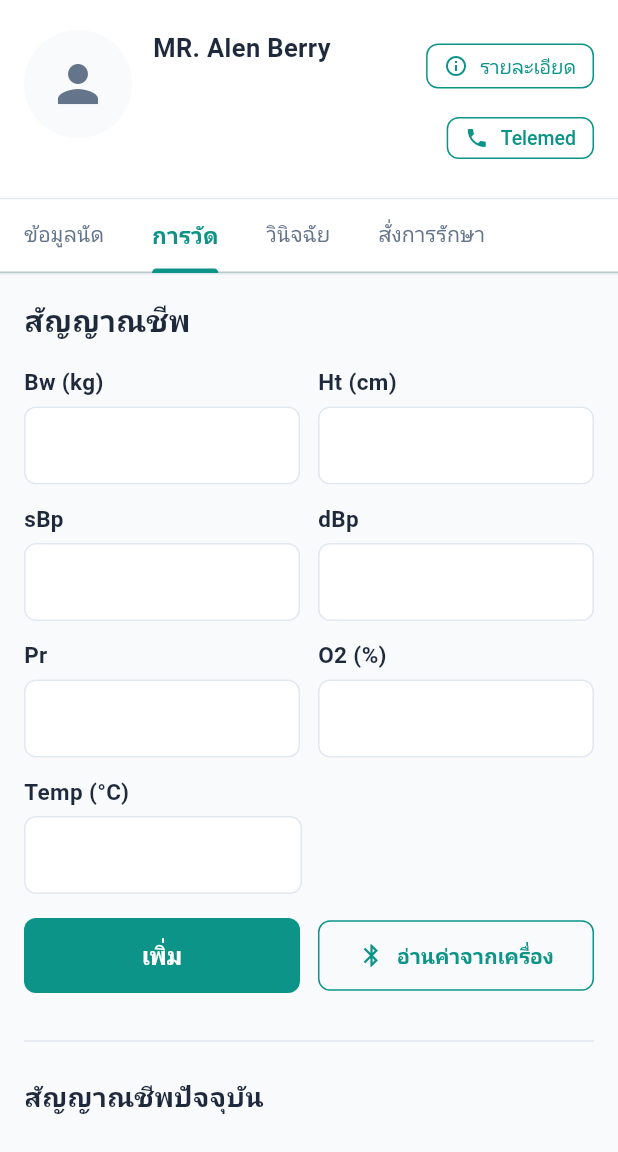
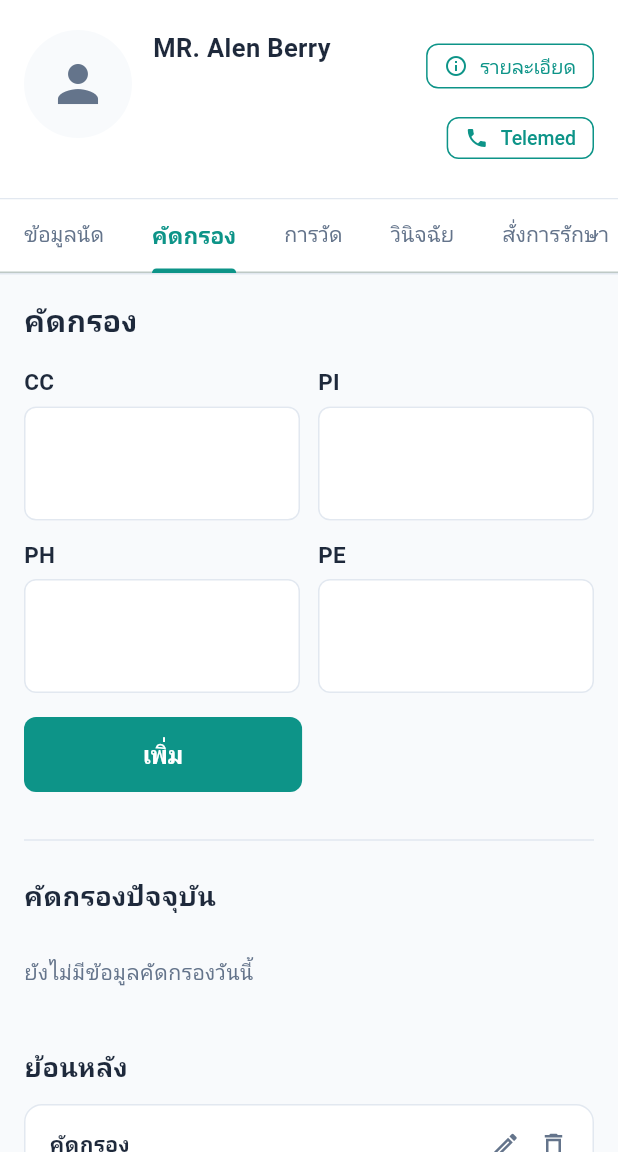
Before and after one commit to izzabellerina/flutter-med-flow-user-app, a Flutter app: the AppointmentDetailPage screen opened directly with sample values from the repository, tab 2 chosen, on a phone screen of 412 x 824 dp, the part 84-1236 px from its top. Run offline on Flutter 3.47's test engine with Material 3 defaults, Android fonts, the phone set to English and light mode, and no system bars; our stand-ins replace flutter_blue_plus, google_fonts, permission_handler; network calls fail; Roboto replaces fonts that are missing (Athiti).

Commit message:
12/03/69 screening tab

```diff
--- /dev/null
+++ b/lib/models/screening.dart
@@ -0,0 +1,26 @@
+class Screening {
+  final String id;
+  final String cc; // Chief Complaint
+  final String pi; // Present Illness
+  final String ph; // Past History
+  final String pe; // Physical Examination
+  final String recorderName;
+  final DateTime recordedAt;
+
+  Screening({
+    required this.id,
+    required this.cc,
+    required this.pi,
+    required this.ph,
+    required this.pe,
+    required this.recorderName,
+    required this.recordedAt,
+  });
+
+  bool get isToday {
+    final now = DateTime.now();
+    return recordedAt.year == now.year &&
+        recordedAt.month == now.month &&
+        recordedAt.day == now.day;
+  }
+}
--- a/lib/pages/appointment_detail_page.dart
+++ b/lib/pages/appointment_detail_page.dart
@@ -4,6 +4,7 @@ import '../models/appointment.dart';
 import '../widgets/diagnosis_tab.dart';
 import '../widgets/measurement_tab.dart';
 import '../widgets/patient_detail_bottom_sheet.dart';
+import '../widgets/screening_tab.dart';
 import '../widgets/treatment_order_tab.dart';
 
 class AppointmentDetailPage extends StatefulWidget {
@@ -22,6 +23,7 @@ class _AppointmentDetailPageState extends State<AppointmentDetailPage>
 
   final List<String> _tabLabels = const [
     'ข้อมูลนัด',
+    'คัดกรอง',
     'การวัด',
     'วินิจฉัย',
     'สั่งการรักษา',
@@ -322,6 +324,7 @@ class _AppointmentDetailPageState extends State<AppointmentDetailPage>
             controller: _tabController,
             children: [
               _buildAppointmentInfoTab(),
+              const ScreeningTab(),
               const MeasurementTab(),
               const DiagnosisTab(),
               const TreatmentOrderTab(),
--- /dev/null
+++ b/lib/widgets/screening_tab.dart
@@ -0,0 +1,352 @@
+import 'package:flutter/material.dart';
+import '../app/theme.dart';
+import '../models/screening.dart';
+
+class ScreeningTab extends StatefulWidget {
+  const ScreeningTab({super.key});
+
+  @override
+  State<ScreeningTab> createState() => _ScreeningTabState();
+}
+
+class _ScreeningTabState extends State<ScreeningTab> {
+  final _ccController = TextEditingController();
+  final _piController = TextEditingController();
+  final _phController = TextEditingController();
+  final _peController = TextEditingController();
+
+  final List<Screening> _screenings = [
+    Screening(
+      id: '1',
+      cc: 'ปวดศีรษะมา 2 วัน',
+      pi: 'เริ่มปวดศีรษะตั้งแต่เมื่อวาน ปวดบริเวณขมับทั้งสองข้าง',
+      ph: 'ไม่มีโรคประจำตัว',
+      pe: 'BP 120/80, PR 72, Temp 36.5°C',
+      recorderName: 'ธนวัฒน์ แก้วพรหม',
+      recordedAt: DateTime.now().subtract(const Duration(days: 2)),
+    ),
+    Screening(
+      id: '2',
+      cc: 'ไข้สูง ไอ',
+      pi: 'มีไข้สูง 3 วัน ไอมีเสมหะ',
+      ph: 'เคยเป็นหอบหืดตอนเด็ก',
+      pe: 'Temp 38.5°C, Lung: wheezing both sides',
+      recorderName: 'ธนวัฒน์ แก้วพรหม',
+      recordedAt: DateTime.now().subtract(const Duration(days: 5)),
+    ),
+  ];
+
+  List<Screening> get _currentScreenings =>
+      _screenings.where((s) => s.isToday).toList();
+
+  List<Screening> get _historyScreenings =>
+      _screenings.where((s) => !s.isToday).toList();
+
+  void _addScreening() {
+    if (_ccController.text.isEmpty &&
+        _piController.text.isEmpty &&
+        _phController.text.isEmpty &&
+        _peController.text.isEmpty) {
+      return;
+    }
+
+    setState(() {
+      _screenings.insert(
+        0,
+        Screening(
+          id: DateTime.now().millisecondsSinceEpoch.toString(),
+          cc: _ccController.text,
+          pi: _piController.text,
+          ph: _phController.text,
+          pe: _peController.text,
+          recorderName: 'ธนวัฒน์ แก้วพรหม',
+          recordedAt: DateTime.now(),
+        ),
+      );
+      _ccController.clear();
+      _piController.clear();
+      _phController.clear();
+      _peController.clear();
+    });
+  }
+
+  @override
+  void dispose() {
+    _ccController.dispose();
+    _piController.dispose();
+    _phController.dispose();
+    _peController.dispose();
+    super.dispose();
+  }
+
+  @override
+  Widget build(BuildContext context) {
+    final current = _currentScreenings;
+    final history = _historyScreenings;
+
+    return SingleChildScrollView(
+      padding: const EdgeInsets.all(16),
+      child: Column(
+        crossAxisAlignment: CrossAxisAlignment.start,
+        children: [
+          // Title
+          Text(
+            'คัดกรอง',
+            style: AppTheme.generalText(
+              20,
+              fonWeight: FontWeight.bold,
+              color: AppTheme.primaryText,
+            ),
+          ),
+          const SizedBox(height: 16),
+
+          // Form fields
+          Row(
+            crossAxisAlignment: CrossAxisAlignment.start,
+            children: [
+              Expanded(child: _buildField('CC', _ccController)),
+              const SizedBox(width: 12),
+              Expanded(child: _buildField('PI', _piController)),
+            ],
+          ),
+          const SizedBox(height: 12),
+          Row(
+            crossAxisAlignment: CrossAxisAlignment.start,
+            children: [
+              Expanded(child: _buildField('PH', _phController)),
+              const SizedBox(width: 12),
+              Expanded(child: _buildField('PE', _peController)),
+            ],
+          ),
+          const SizedBox(height: 16),
+
+          // Add button
+          SizedBox(
+            width: MediaQuery.of(context).size.width * 0.45,
+            child: ElevatedButton(
+              onPressed: _addScreening,
+              style: ElevatedButton.styleFrom(
+                backgroundColor: AppTheme.primaryThemeApp,
+                foregroundColor: Colors.white,
+                padding: const EdgeInsets.symmetric(vertical: 14),
+                shape: RoundedRectangleBorder(
+                  borderRadius: BorderRadius.circular(8),
+                ),
+                elevation: 0,
+              ),
+              child: Text(
+                'เพิ่ม',
+                style: AppTheme.generalText(
+                  16,
+                  fonWeight: FontWeight.w600,
+                  color: Colors.white,
+                ),
+              ),
+            ),
+          ),
+
+          const SizedBox(height: 24),
+          Divider(color: AppTheme.lineColorD9),
+          const SizedBox(height: 16),
+
+          // ปัจจุบัน
+          Text(
+            'คัดกรองปัจจุบัน',
+            style: AppTheme.generalText(
+              18,
+              fonWeight: FontWeight.bold,
+              color: AppTheme.primaryText,
+            ),
+          ),
+          const SizedBox(height: 12),
+
+          if (current.isEmpty)
+            Padding(
+              padding: const EdgeInsets.symmetric(vertical: 16),
+              child: Text(
+                'ยังไม่มีข้อมูลคัดกรองวันนี้',
+                style: AppTheme.generalText(
+                  14,
+                  color: AppTheme.secondaryText62,
+                ),
+              ),
+            )
+          else
+            ...current.map((s) => _buildScreeningCard(s)),
+
+          const SizedBox(height: 24),
+
+          // ย้อนหลัง
+          Text(
+            'ย้อนหลัง',
+            style: AppTheme.generalText(
+              18,
+              fonWeight: FontWeight.bold,
+              color: AppTheme.primaryText,
+            ),
+          ),
+          const SizedBox(height: 12),
+
+          if (history.isEmpty)
+            Padding(
+              padding: const EdgeInsets.symmetric(vertical: 16),
+              child: Text(
+                'ยังไม่มีข้อมูลย้อนหลัง',
+                style: AppTheme.generalText(
+                  14,
+                  color: AppTheme.secondaryText62,
+                ),
+              ),
+            )
+          else
+            ...history.map((s) => _buildScreeningCard(s)),
+        ],
+      ),
+    );
+  }
+
+  Widget _buildField(String label, TextEditingController controller) {
+    return Column(
+      crossAxisAlignment: CrossAxisAlignment.start,
+      children: [
+        Text(
+          label,
+          style: AppTheme.generalText(
+            15,
+            fonWeight: FontWeight.w600,
+            color: AppTheme.primaryText,
+          ),
+        ),
+        const SizedBox(height: 6),
+        TextField(
+          controller: controller,
+          maxLines: 2,
+          decoration: InputDecoration(
+            contentPadding:
+                const EdgeInsets.symmetric(horizontal: 12, vertical: 14),
+            border: OutlineInputBorder(
+              borderRadius: BorderRadius.circular(8),
+              borderSide: BorderSide(color: AppTheme.lineColorD9),
+            ),
+            enabledBorder: OutlineInputBorder(
+              borderRadius: BorderRadius.circular(8),
+              borderSide: BorderSide(color: AppTheme.lineColorD9),
+            ),
+          ),
+        ),
+      ],
+    );
+  }
+
+  Widget _buildScreeningCard(Screening screening) {
+    final dateStr =
+        '${screening.recordedAt.day} ${_thaiMonth(screening.recordedAt.month)} ${screening.recordedAt.year + 543}, '
+        '${screening.recordedAt.hour.toString().padLeft(2, '0')}:${screening.recordedAt.minute.toString().padLeft(2, '0')} น.';
+
+    return Container(
+      width: double.infinity,
+      margin: const EdgeInsets.only(bottom: 16),
+      padding: const EdgeInsets.all(16),
+      decoration: BoxDecoration(
+        color: Colors.white,
+        borderRadius: BorderRadius.circular(12),
+        border: Border.all(color: AppTheme.lineColorD9),
+      ),
+      child: Column(
+        crossAxisAlignment: CrossAxisAlignment.start,
+        children: [
+          Row(
+            children: [
+              Text(
+                'คัดกรอง',
+                style: AppTheme.generalText(
+                  14,
+                  fonWeight: FontWeight.w600,
+                  color: AppTheme.primaryText,
+                ),
+              ),
+              const Spacer(),
+              InkWell(
+                onTap: () {},
+                child: Icon(Icons.edit_outlined,
+                    size: 20, color: AppTheme.secondaryText62),
+              ),
+              const SizedBox(width: 12),
+              InkWell(
+                onTap: () {
+                  setState(() {
+                    _screenings.removeWhere((s) => s.id == screening.id);
+                  });
+                },
+                child: Icon(Icons.delete_outline,
+                    size: 20, color: AppTheme.secondaryText62),
+              ),
+            ],
+          ),
+          const SizedBox(height: 10),
+          _buildInfoLine('CC :', screening.cc),
+          _buildInfoLine('PI :', screening.pi),
+          _buildInfoLine('PH :', screening.ph),
+          _buildInfoLine('PE :', screening.pe),
+          const SizedBox(height: 8),
+          Row(
+            children: [
+              Text(
+                'ผู้บันทึก: ${screening.recorderName}',
+                style:
+                    AppTheme.generalText(12, color: AppTheme.secondaryText62),
+              ),
+              const SizedBox(width: 12),
+              Icon(Icons.access_time,
+                  size: 14, color: AppTheme.secondaryText62),
+              const SizedBox(width: 4),
+              Text(
+                dateStr,
+                style:
+                    AppTheme.generalText(12, color: AppTheme.secondaryText62),
+              ),
+            ],
+          ),
+        ],
+      ),
+    );
+  }
+
+  Widget _buildInfoLine(String label, String value) {
+    return Padding(
+      padding: const EdgeInsets.only(bottom: 4),
+      child: Row(
+        crossAxisAlignment: CrossAxisAlignment.start,
+        children: [
+          SizedBox(
+            width: 50,
+            child: Text(
+              label,
+              style: AppTheme.generalText(
+                13,
+                fonWeight: FontWeight.w600,
+                color: AppTheme.primaryText,
+              ),
+            ),
+          ),
+          Expanded(
+            child: Text(
+              value,
+              style:
+                  AppTheme.generalText(13, color: AppTheme.secondaryText62),
+            ),
+          ),
+        ],
+      ),
+    );
+  }
+
+  String _thaiMonth(int month) {
+    const months = [
+      'มกราคม', 'กุมภาพันธ์', 'มีนาคม', 'เมษายน',
+      'พฤษภาคม', 'มิถุนายน', 'กรกฎาคม', 'สิงหาคม',
+      'กันยายน', 'ตุลาคม', 'พฤศจิกายน', 'ธันวาคม',
+    ];
+    return months[month - 1];
+  }
+}
```
Also changed, not shown: .claude/settings.local.json.
